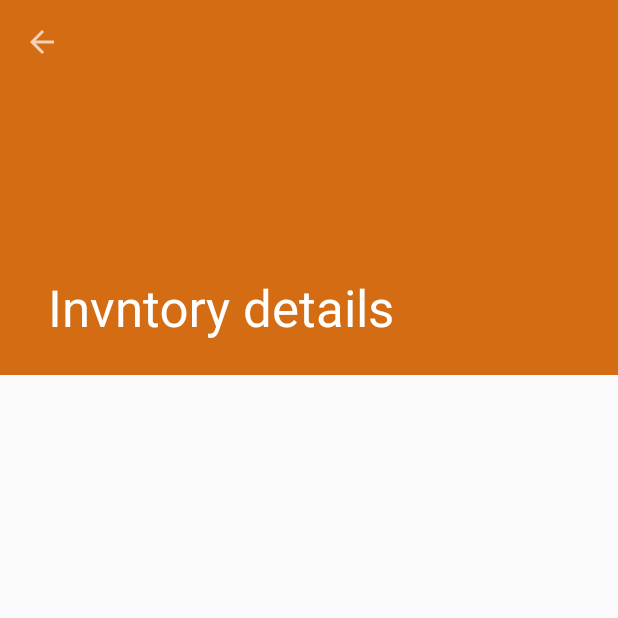
After one commit to Apurba000Biswas/The-Invention, an Android app: the InventoryDetailsActivity screen opened directly, with no data from a screen before it, on a phone screen of 412 x 824 dp, the top half of it. The commit adds this screen. Run offline under Robolectric (Android 15) with nearby library versions, the phone set to English and light mode, and no system bars.

Commit message:
1.8 Added InvenionDetailsActivity with cusom app bar

```diff
--- /dev/null
+++ b/app/src/main/java/com/example/apurba/theinvention/theinvention/InventoryDetailsActivity.java
@@ -0,0 +1,30 @@
+package com.example.apurba.theinvention.theinvention;
+
+import android.os.Bundle;
+import android.support.annotation.Nullable;
+import android.support.design.widget.CollapsingToolbarLayout;
+import android.support.v7.app.AppCompatActivity;
+import android.support.v7.widget.Toolbar;
+import android.widget.Toast;
+
+/*
+ * Created by Apurba on 4/30/2018.
+ */
+
+public class InventoryDetailsActivity extends AppCompatActivity {
+
+    @Override
+    protected void onCreate(@Nullable Bundle savedInstanceState) {
+        super.onCreate(savedInstanceState);
+        setContentView(R.layout.invention_details);
+
+        Toolbar toolbar = findViewById(R.id.toolbar);
+        setSupportActionBar(toolbar);
+        getSupportActionBar().setDisplayHomeAsUpEnabled(true);
+
+        CollapsingToolbarLayout collapsingToolbar = (CollapsingToolbarLayout) findViewById(R.id.collapse_toolbar);
+        collapsingToolbar.setTitle("Invntory details");
+
+
+    }
+}
--- a/app/src/main/java/com/example/apurba/theinvention/theinvention/data/InventoryDbHelper.java
+++ b/app/src/main/java/com/example/apurba/theinvention/theinvention/data/InventoryDbHelper.java
@@ -41,6 +41,7 @@ public class InventoryDbHelper extends SQLiteOpenHelper{
                 InventoryEntry.COLUMN_INVENTORY_PLATFORM + " TEXT NOT NULL, " +
                 InventoryEntry.COLUMN_INVENTORY_TYPE + " TEXT);";
         Log.v(LOG_TAG,SQL_CREATE_INVENTORY_TABLE);
+        //String SQL_DROP_TABLE = "DROP TABLE " + InventoryEntry.TABLE_NAME + ";";
         db.execSQL(SQL_CREATE_INVENTORY_TABLE);
     }
 
--- /dev/null
+++ b/app/src/main/res/layout/invention_details.xml
@@ -0,0 +1,48 @@
+<?xml version="1.0" encoding="utf-8"?>
+<android.support.design.widget.CoordinatorLayout xmlns:android="http://schemas.android.com/apk/res/android"
+    xmlns:app="http://schemas.android.com/apk/res-auto"
+    android:id="@+id/main_content"
+    android:layout_width="match_parent"
+    android:layout_height="match_parent"
+    android:fitsSystemWindows="true">
+
+    <android.support.design.widget.AppBarLayout
+        android:layout_width="match_parent"
+        android:layout_height="250dp"
+        android:fitsSystemWindows="true"
+        app:elevation="10dp"
+        android:theme="@style/ThemeOverlay.AppCompat.Dark">
+
+        <android.support.design.widget.CollapsingToolbarLayout
+            android:id="@+id/collapse_toolbar"
+            android:layout_width="match_parent"
+            android:layout_height="match_parent"
+            android:fitsSystemWindows="true"
+            app:collapsedTitleGravity="top"
+            app:contentScrim="?attr/colorPrimary"
+            app:layout_scrollFlags="scroll|exitUntilCollapsed">
+
+        <android.support.v7.widget.Toolbar
+            android:id="@+id/toolbar"
+            android:layout_width="match_parent"
+            android:layout_height="80dp"
+            app:layout_collapseMode="pin"
+            app:popupTheme="@style/ThemeOverlay.AppCompat.Light" />
+
+
+
+
+    </android.support.design.widget.CollapsingToolbarLayout>
+</android.support.design.widget.AppBarLayout>
+
+<android.support.v4.widget.NestedScrollView
+    android:id="@+id/nested_scroll"
+    android:layout_width="match_parent"
+    android:layout_height="match_parent"
+    app:layout_behavior="@string/appbar_scrolling_view_behavior"
+    xmlns:app="http://schemas.android.com/apk/res-auto"
+    android:fillViewport="true"
+    xmlns:android="http://schemas.android.com/apk/res/android">
+
+</android.support.v4.widget.NestedScrollView>
+</android.support.design.widget.CoordinatorLayout>
--- a/app/src/main/res/values/styles.xml
+++ b/app/src/main/res/values/styles.xml
@@ -1,11 +1,29 @@
 <resources>
 
     <!-- Base application theme. -->
-    <style name="AppTheme" parent="Theme.AppCompat.Light.DarkActionBar">
+    <style name="AppTheme" parent="Base.Theme.DesignDemo">
+
+    </style>
+
+    <style name="Base.Theme.DesignDemo" parent="Theme.AppCompat.DayNight.NoActionBar">
         <!-- Customize your theme here. -->
         <item name="colorPrimary">@color/colorPrimary</item>
         <item name="colorPrimaryDark">@color/colorPrimaryDark</item>
         <item name="colorAccent">@color/colorAccent</item>
     </style>
 
+    <style name="Widget.CardContent" parent="android:Widget">
+        <item name="android:paddingLeft">16dp</item>
+        <item name="android:paddingRight">16dp</item>
+        <item name="android:paddingTop">24dp</item>
+        <item name="android:paddingBottom">24dp</item>
+        <item name="android:orientation">vertical</item>
+    </style>
+
+    <style name="AppTheme.NoActionBar">
+        <item name="windowActionBar">true</item>
+        <item name="windowNoTitle">false</item>
+        <item name="android:textColor">#FFFFFF</item>
+    </style>
+
 </resources>
```
Also changed, not shown: app/src/main/AndroidManifest.xml (+9 -0 lines), app/src/main/java/com/example/apurba/theinvention/theinvention/MainActivity.java (+13 -1 lines), app/src/main/res/layout/activity_main.xml (+26 -0 lines), app/src/main/res/values-v19/styles.xml (added, +11 -0 lines), app/src/main/res/drawable-hdpi/manu.png (added), app/src/main/res/drawable-mdpi/manu.png (added), app/src/main/res/drawable-xhdpi/manu.png (added), app/src/main/res/drawable-xxhdpi/manu.png (added).
